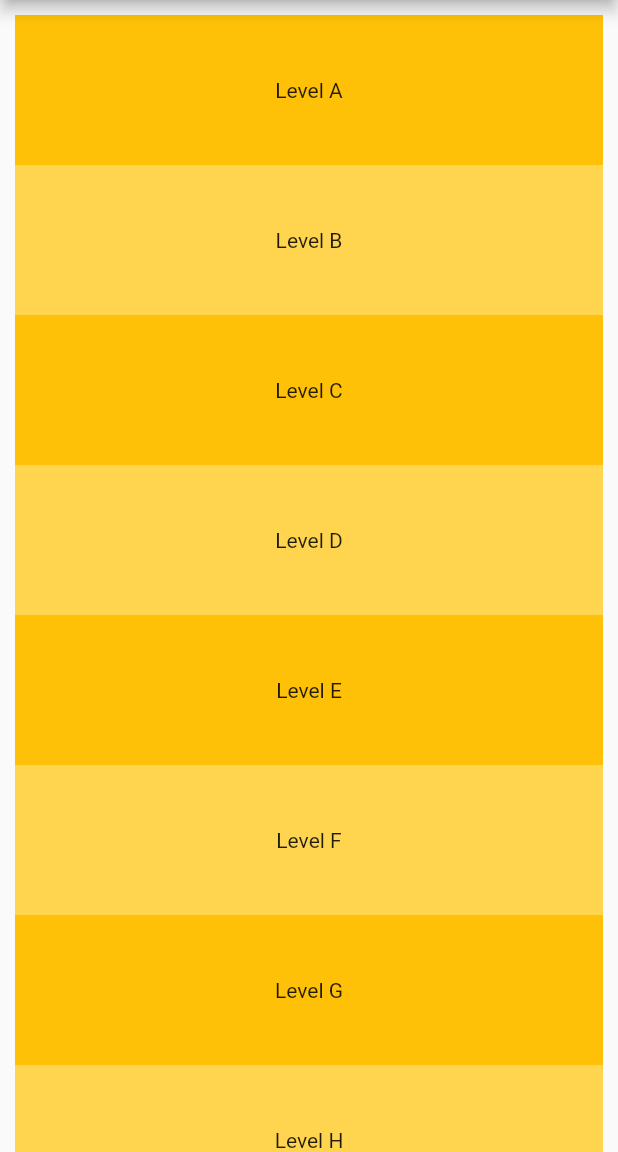
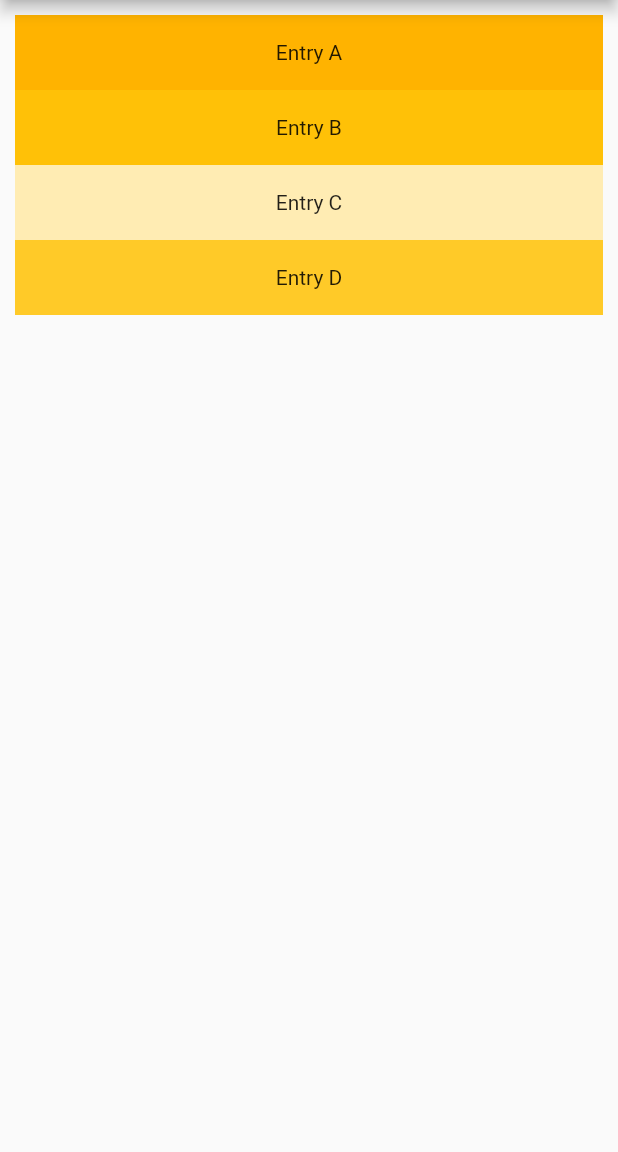
Before and after one commit to HaradaKumiko/flutter_frontend, a Flutter app: the screen it shows after launch, on a phone screen of 412 x 824 dp, the part 84-1236 px from its top. Run offline on Flutter 3.47's test engine with Material 2 defaults, Android fonts, the phone set to English and light mode, and no system bars.

Commit message:
listview builder widget

```diff
--- a/lib/main.dart
+++ b/lib/main.dart
@@ -5,8 +5,8 @@
 }
 
 class MyApp extends StatelessWidget {
-  const MyApp({Key? key}) : super(key: key);
-
+  var entries = ['A', 'B', 'C', 'D'];
+  var colorCodes = [600, 500, 100, 400];
   // This widget is the root of your application.
   @override
   Widget build(BuildContext context) {
@@ -18,61 +18,17 @@
         ),
         home: Scaffold(
           appBar: AppBar(title: Text('Flutter Frontend')),
-          body: ListView(
-            padding: EdgeInsets.all(10.0),
-            children: <Widget>[
-              Container(
-                height: 100,
-                color: Colors.amber[500],
-                child: Center(child: Text('Level A')),
-              ),
-              Container(
-                height: 100,
-                color: Colors.amber[300],
-                child: Center(child: Text('Level B')),
-              ),
-              Container(
-                height: 100,
-                color: Colors.amber[500],
-                child: Center(child: Text('Level C')),
-              ),
-              Container(
-                height: 100,
-                color: Colors.amber[300],
-                child: Center(child: Text('Level D')),
-              ),
-              Container(
-                height: 100,
-                color: Colors.amber[500],
-                child: Center(child: Text('Level E')),
-              ),
-              Container(
-                height: 100,
-                color: Colors.amber[300],
-                child: Center(child: Text('Level F')),
-              ),
-              Container(
-                height: 100,
-                color: Colors.amber[500],
-                child: Center(child: Text('Level G')),
-              ),
-              Container(
-                height: 100,
-                color: Colors.amber[300],
-                child: Center(child: Text('Level H')),
-              ),
-              Container(
-                height: 100,
-                color: Colors.amber[500],
-                child: Center(child: Text('Level I')),
-              ),
-              Container(
-                height: 100,
-                color: Colors.amber[300],
-                child: Center(child: Text('Level J')),
-              ),
-            ],
-          ),
+          body: ListView.builder(
+              padding: EdgeInsets.all(10.0),
+              itemCount: entries.length,
+              itemBuilder: (BuildContext context, int index) {
+                return Container(
+                  width: 150,
+                  height: 50,
+                  color: Colors.amber[colorCodes[index]],
+                  child: Center(child: Text('Entry ${entries[index]}')),
+                );
+              }),
         ));
   }
 }
```
Also changed, not shown: lib/ss/listview builder widget.jpg (added).
